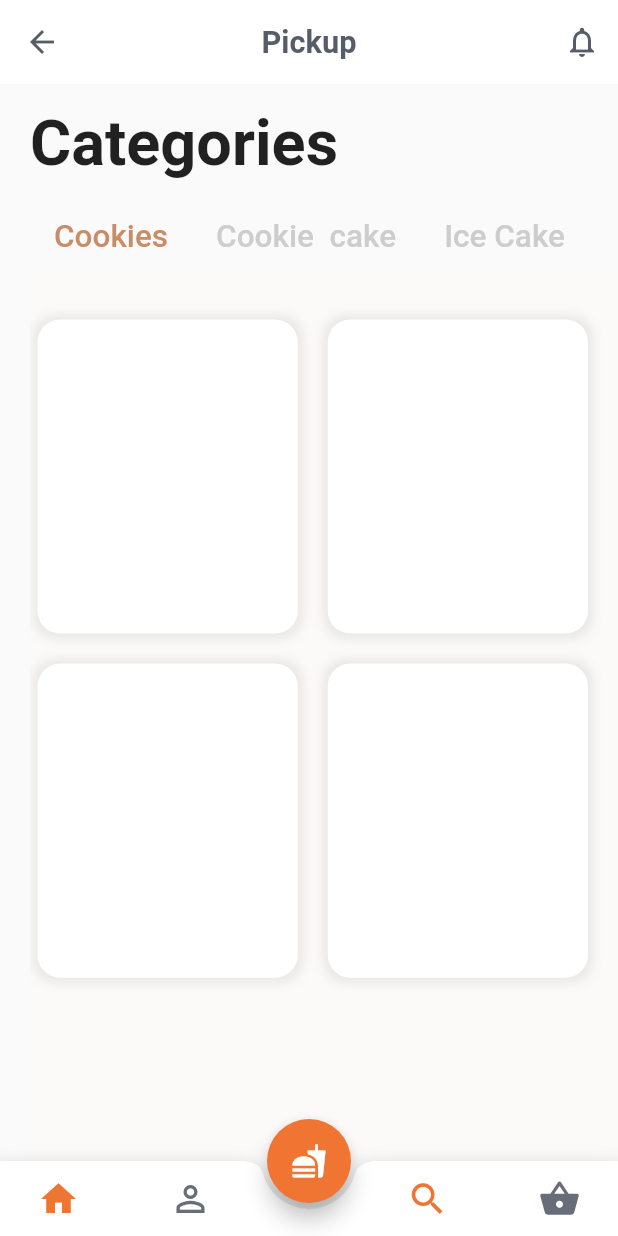
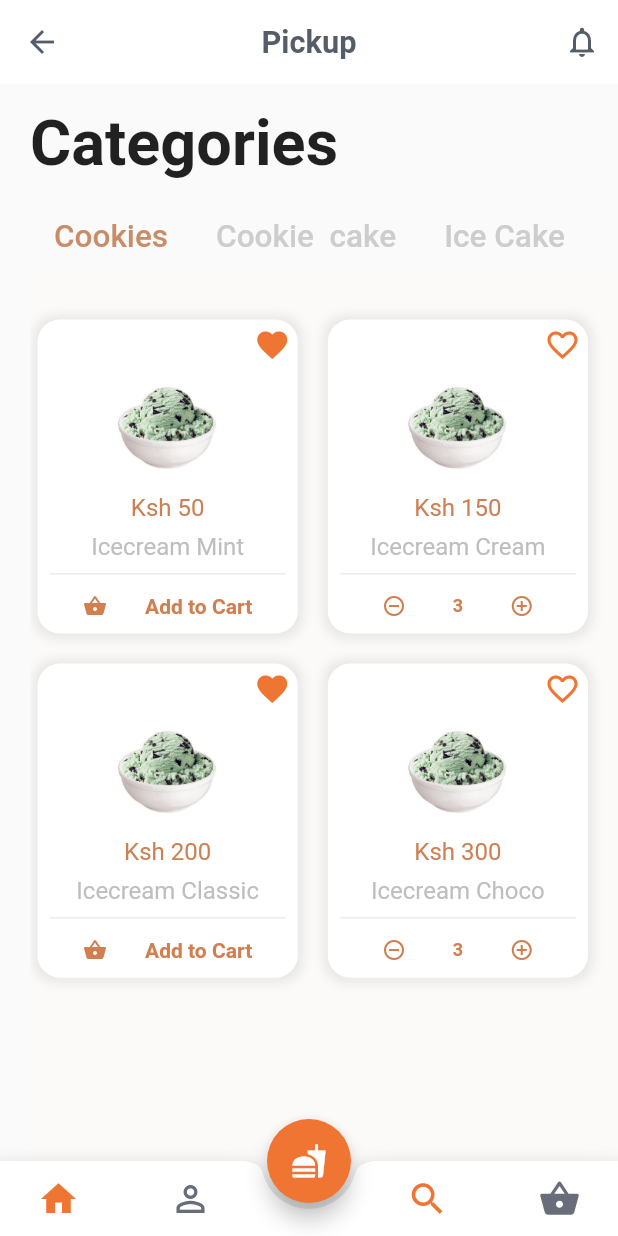
Before and after one commit to omusegad/cookiestore, a Flutter app: the screen it shows after launch, on a phone screen of 412 x 824 dp. Run offline on Flutter 3.47's test engine with Material 2 defaults, Android fonts, the phone set to English and light mode, and no system bars; Roboto replaces fonts that are missing (Varala).

Commit message:
Cookie details page added and complete

```diff
--- a/lib/cookie_page.dart
+++ b/lib/cookie_page.dart
@@ -1,15 +1,17 @@
 import 'package:flutter/material.dart';
+
+import 'cookiedetails.dart';
 
 class CookiePage extends StatelessWidget {
   @override
   Widget build(BuildContext context) {
     return Scaffold(
         backgroundColor: Color(0xFFFCFAF8),
-      body:ListView(
+        body: ListView(
           children: <Widget>[
-          SizedBox(height:15.0),
+            SizedBox(height: 15.0),
             Container(
-            padding: EdgeInsets.only(right:15.0),
+              padding: EdgeInsets.only(right: 15.0),
               width: MediaQuery.of(context).size.width - 30.0,
               height: MediaQuery.of(context).size.height - 50.0,
               child: GridView.count(
@@ -18,41 +20,119 @@ class CookiePage extends StatelessWidget {
                 crossAxisSpacing: 10.0,
                 childAspectRatio: 0.8,
                 children: <Widget>[
-                _biuldCard('Icecream Mint', 'Ksh 50', 'imges/icecream_mint.jpg', false,true, context),
-                _biuldCard('Icecream Cream', 'Ksh 150', 'imges/icecream_mint.jpg', false,true, context),
-                _biuldCard('Icecream Classic', 'Ksh 200', 'imges/icecream_mint.jpg', false,true, context),
-                _biuldCard('Icecream Choco', 'Ksh 300', 'imges/icecream_mint.jpg', false,true, context),
-
+                  _biuldCard('Icecream Mint', 'Ksh 50',
+                      'images/Minicecream.png', false, true, context),
+                  _biuldCard('Icecream Cream', 'Ksh 150',
+                      'images/Minicecream1.png', true, false, context),
+                  _biuldCard('Icecream Classic', 'Ksh 200',
+                      'images/Minicecream2.png', false, true, context),
+                  _biuldCard('Icecream Choco', 'Ksh 300',
+                      'images/Minicecream2.png', true, false, context),
                 ],
               ),
-
             )
           ],
-      )
-
-    );
+        ));
   }
 }
 
-Widget _biuldCard(String name, String price, String imgPath, bool added, bool isFavourite, context){
+Widget _biuldCard(String name, String price, String imgPath, bool added,
+    bool isFavourite, context) {
   return Padding(
-    padding: EdgeInsets.only(top:15.0, bottom:5.0, left:5.0,right:5.0),
+    padding: EdgeInsets.only(top: 15.0, bottom: 5.0, left: 5.0, right: 5.0),
     child: InkWell(
-      onTap:(){},
-      child:Container(
+      onTap: () {
+        Navigator.push(
+          context,
+          MaterialPageRoute(
+              builder: (context) => CookieDetails(
+                   assetPath:imgPath,  cookieprice:price,  cookiename:name)),
+        );
+      },
+      child: Container(
           decoration: BoxDecoration(
-          borderRadius:BorderRadius.circular(15.0),
+              borderRadius: BorderRadius.circular(15.0),
               boxShadow: [
                 BoxShadow(
                     color: Colors.grey.withOpacity(0.2),
                     spreadRadius: 3.0,
-              blurRadius: 5.0
+                    blurRadius: 5.0)
+              ],
+              color: Colors.white),
+          child: Column(
+            children: <Widget>[
+              Padding(
+                  padding: EdgeInsets.all(5.0),
+                  child: Row(
+                    mainAxisAlignment: MainAxisAlignment.end,
+                    children: <Widget>[
+                      isFavourite
+                          ? Icon(Icons.favorite, color: Color(0xFFEF7532))
+                          : Icon(Icons.favorite_border,
+                              color: Color(0xFFEF7532))
+                    ],
+                  )),
+              Hero(
+                tag: Text('hero1'),
+                child: Container(
+                    height: 75.0,
+                    width: 75.0,
+                    decoration: BoxDecoration(
+                        image: DecorationImage(
+                            image: AssetImage(imgPath), fit: BoxFit.contain))),
+              ),
+              SizedBox(
+                height: 7.0,
+              ),
+              Text(price,
+                  style: TextStyle(
+                      fontSize: 16.0,
+                      color: Color(0xFFCC8053),
+                      fontFamily: 'Varala')),
+              SizedBox(
+                height: 7.0,
+              ),
+              Text(name,
+                  style: TextStyle(
+                      fontSize: 16.0,
+                      color: Color(0xFFEBEBEBE),
+                      fontFamily: 'Varala')),
+              Padding(
+                  padding: EdgeInsets.all(8.0),
+                  child: Container(color: Color(0xFFEBEBEB), height: 1.0)),
+              Padding(
+                  padding: EdgeInsets.only(left: 5.0, right: 5.0, top: 5.0),
+                  child: Row(
+                    mainAxisAlignment: MainAxisAlignment.spaceEvenly,
+                    children: [
+                      if (!added) ...[
+                        Icon(Icons.shopping_basket,
+                            color: Color(0xFFD17E50), size: 16.0),
+                        Text(
+                          'Add to Cart',
+                          style: TextStyle(
+                            color: Color(0xFFD17E50),
+                            fontWeight: FontWeight.bold,
+                          ),
                         )
                       ],
-          color: Colors.white
+                      if (added) ...[
+                        Icon(Icons.remove_circle_outline,
+                            color: Color(0xFFD17E50), size: 16.0),
+                        Text(
+                          '3',
+                          style: TextStyle(
+                              color: Color(0xFFD17E50),
+                              fontWeight: FontWeight.bold,
+                              fontSize: 12.0),
                         ),
-      ) ,
+                        Icon(Icons.add_circle_outline,
+                            color: Color(0xFFD17E50), size: 16.0),
+                      ]
+                    ],
+                  ))
+            ],
+          )),
     ),
   );
-
 }
--- a/lib/main.dart
+++ b/lib/main.dart
@@ -15,10 +15,7 @@ class MyApp extends StatelessWidget {
       theme: ThemeData(
         primarySwatch: Colors.blue,
       ),
-      initialRoute: '/',
-      routes: {
-         '/': (context) => MyHomePage(),
-      },
+      home: MyHomePage(),
     );
   }
 }
@@ -114,6 +111,7 @@ class _MyHomePageState extends State<MyHomePage> with SingleTickerProviderStateM
         ],
       ),
       floatingActionButton: FloatingActionButton(
+        heroTag: 'btn',
         onPressed: () {},
         backgroundColor: Color(0xFFF17532),
         child:Icon(Icons.fastfood)
--- a/pubspec.yaml
+++ b/pubspec.yaml
@@ -14,7 +14,7 @@ description: A new Flutter project.
 version: 1.0.0+1
 
 environment:
-  sdk: ">=2.1.0 <3.0.0"
+  sdk: ">=2.5.0 <3.0.0"
 
 dependencies:
   flutter:
```
Also changed, not shown: lib/cookiedetails.dart (added, +106 -0 lines), images/Minicecream.png (added), images/Minicecream1.png (added), images/Minicecream2.png (added), images/Minicecream3.png (added), pubspec.lock. Lines whose indentation alone changed are shown as unchanged.
